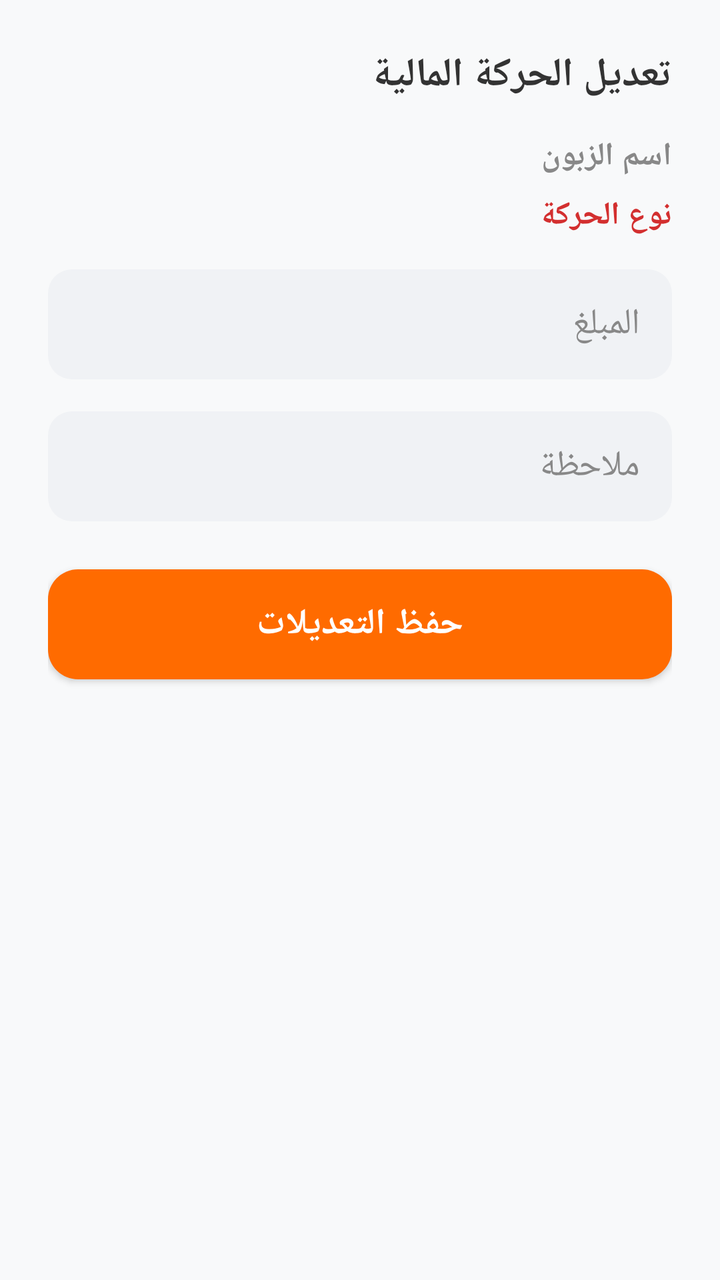
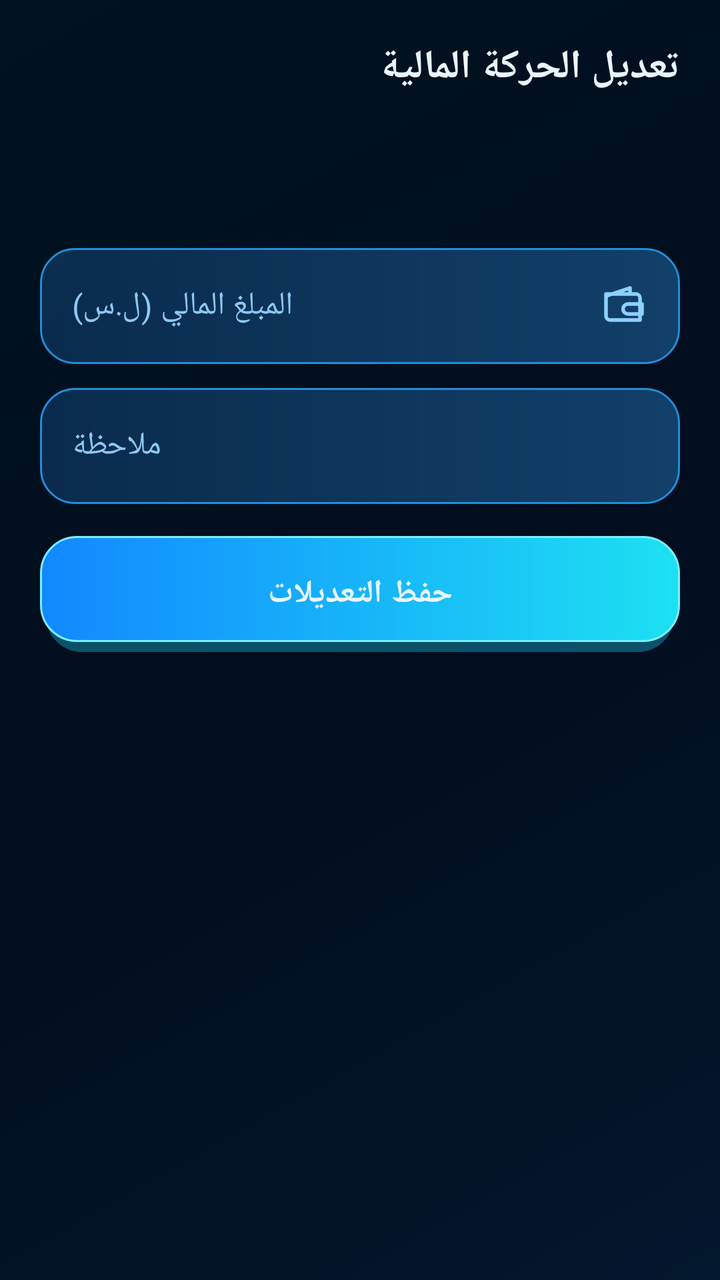

The first picture is an Android layout as it rendered before a commit; the second is the same layout after the commit. The layout source and the unified diff follow.
<!-- AndroidManifest.xml: application theme Theme.TransferApp -->
<!-- res/layout/dialog_edit_trans.xml -->
﻿<?xml version="1.0" encoding="utf-8"?><LinearLayout xmlns:android="http://schemas.android.com/apk/res/android" android:layout_width="match_parent" android:layout_height="wrap_content" android:orientation="vertical" android:layoutDirection="rtl" android:padding="24dp" android:background="@color/colorBackground"><TextView android:layout_width="wrap_content" android:layout_height="wrap_content" android:text="تعديل الحركة المالية" android:textSize="20sp" android:textStyle="bold" android:textColor="@color/colorTextPrimary" android:layout_marginBottom="16dp"/><TextView android:id="@+id/tv_edit_trans_name" android:layout_width="match_parent" android:layout_height="wrap_content" android:text="اسم الزبون" android:textSize="16sp" android:textStyle="bold" android:textColor="@color/colorTextSecondary" android:layout_marginBottom="8dp"/><TextView android:id="@+id/tv_edit_trans_type_label" android:layout_width="match_parent" android:layout_height="wrap_content" android:text="نوع الحركة" android:textSize="16sp" android:textStyle="bold" android:textColor="#D32F2F" android:layout_marginBottom="16dp"/><EditText android:id="@+id/edit_trans_amount" android:layout_width="match_parent" android:layout_height="55dp" android:background="@drawable/bg_input_gray" android:inputType="number" android:hint="المبلغ" android:paddingStart="16dp" android:paddingEnd="16dp" android:textColor="@color/colorTextPrimary" android:textColorHint="@color/colorHint" android:layout_marginBottom="16dp"/><EditText android:id="@+id/edit_trans_note" android:layout_width="match_parent" android:layout_height="55dp" android:background="@drawable/bg_input_gray" android:hint="ملاحظة" android:paddingStart="16dp" android:paddingEnd="16dp" android:textColor="@color/colorTextPrimary" android:textColorHint="@color/colorHint" android:layout_marginBottom="24dp"/><androidx.appcompat.widget.AppCompatButton android:id="@+id/btn_update_trans" android:layout_width="match_parent" android:layout_height="55dp" android:text="حفظ التعديلات" android:textSize="18sp" android:textStyle="bold" android:background="@drawable/bg_rounded_orange" android:textColor="@color/colorTextOnPrimary" /></LinearLayout>
<!-- resources referenced by this layout -->
<resources>
  <color name="colorBackground">#F8F9FA</color>
  <color name="colorHint">#888888</color>
  <color name="colorTextOnPrimary">#FFFFFF</color>
  <color name="colorTextPrimary">#333333</color>
  <color name="colorTextSecondary">#888888</color>
  <!-- drawable bg_input_gray (drawable) -->
  ﻿<?xml version="1.0" encoding="utf-8"?><shape xmlns:android="http://schemas.android.com/apk/res/android" android:shape="rectangle"><solid android:color="@color/colorInput" /><corners android:radius="12dp" /></shape>
  <!-- drawable bg_rounded_orange (drawable) -->
  ﻿<?xml version="1.0" encoding="utf-8"?><shape xmlns:android="http://schemas.android.com/apk/res/android" android:shape="rectangle"><solid android:color="@color/colorPrimary" /><corners android:radius="15dp" /></shape>
  <style name="Theme.TransferApp" parent="Theme.AppCompat.DayNight.NoActionBar">
          <item name="colorPrimary">@color/colorPrimary</item>
          <item name="colorPrimaryDark">@color/colorPrimaryDark</item>
          <item name="colorAccent">@color/cyan</item>
          <item name="colorControlActivated">@color/cyan</item>
          <item name="android:statusBarColor">@color/background</item>
          <item name="android:navigationBarColor">@color/background</item>
          <item name="android:windowLightStatusBar">false</item>
          <item name="android:windowLightNavigationBar">false</item>
      </style>
  <color name="colorInput">#F0F2F5</color>
  <color name="colorPrimary">#FF6B00</color>
  <color name="colorPrimaryDark">#E65100</color>
  <!-- unchanged entries left out for length: 2 -->
</resources>

<!-- the commit's change to res/layout/dialog_edit_trans.xml (unified diff, before → after) -->
@@ -1 +1,65 @@
-﻿<?xml version="1.0" encoding="utf-8"?><LinearLayout xmlns:android="http://schemas.android.com/apk/res/android" android:layout_width="match_parent" android:layout_height="wrap_content" android:orientation="vertical" android:layoutDirection="rtl" android:padding="24dp" android:background="@color/colorBackground"><TextView android:layout_width="wrap_content" android:layout_height="wrap_content" android:text="تعديل الحركة المالية" android:textSize="20sp" android:textStyle="bold" android:textColor="@color/colorTextPrimary" android:layout_marginBottom="16dp"/><TextView android:id="@+id/tv_edit_trans_name" android:layout_width="match_parent" android:layout_height="wrap_content" android:text="اسم الزبون" android:textSize="16sp" android:textStyle="bold" android:textColor="@color/colorTextSecondary" android:layout_marginBottom="8dp"/><TextView android:id="@+id/tv_edit_trans_type_label" android:layout_width="match_parent" android:layout_height="wrap_content" android:text="نوع الحركة" android:textSize="16sp" android:textStyle="bold" android:textColor="#D32F2F" android:layout_marginBottom="16dp"/><EditText android:id="@+id/edit_trans_amount" android:layout_width="match_parent" android:layout_height="55dp" android:background="@drawable/bg_input_gray" android:inputType="number" android:hint="المبلغ" android:paddingStart="16dp" android:paddingEnd="16dp" android:textColor="@color/colorTextPrimary" android:textColorHint="@color/colorHint" android:layout_marginBottom="16dp"/><EditText android:id="@+id/edit_trans_note" android:layout_width="match_parent" android:layout_height="55dp" android:background="@drawable/bg_input_gray" android:hint="ملاحظة" android:paddingStart="16dp" android:paddingEnd="16dp" android:textColor="@color/colorTextPrimary" android:textColorHint="@color/colorHint" android:layout_marginBottom="24dp"/><androidx.appcompat.widget.AppCompatButton android:id="@+id/btn_update_trans" android:layout_width="match_parent" android:layout_height="55dp" android:text="حفظ التعديلات" android:textSize="18sp" android:textStyle="bold" android:background="@drawable/bg_rounded_orange" android:textColor="@color/colorTextOnPrimary" /></LinearLayout>
+﻿<?xml version="1.0" encoding="utf-8"?>
+<LinearLayout xmlns:android="http://schemas.android.com/apk/res/android"
+    android:layout_width="match_parent"
+    android:layout_height="wrap_content"
+    android:background="@android:color/transparent"
+    android:layoutDirection="rtl"
+    android:orientation="vertical"
+    android:padding="20dp">
+
+    <TextView
+        style="@style/DialogTitle"
+        android:layout_width="match_parent"
+        android:layout_height="wrap_content"
+        android:text="تعديل الحركة المالية" />
+
+    <TextView
+        android:id="@+id/tv_edit_trans_name"
+        android:layout_width="match_parent"
+        android:layout_height="wrap_content"
+        android:layout_marginBottom="6dp"
+        android:textColor="@color/text_primary"
+        android:textSize="16sp"
+        android:textStyle="bold" />
+
+    <TextView
+        android:id="@+id/tv_edit_trans_type_label"
+        android:layout_width="match_parent"
+        android:layout_height="wrap_content"
+        android:layout_marginBottom="14dp"
+        android:textColor="@color/text_secondary"
+        android:textSize="14sp"
+        android:textStyle="bold" />
+
+    <EditText
+        android:id="@+id/edit_trans_amount"
+        style="@style/AppField"
+        android:layout_width="match_parent"
+        android:layout_marginBottom="12dp"
+        android:drawableStart="@drawable/ic_wallet"
+        android:hint="المبلغ المالي (ل.س)"
+        android:inputType="number" />
+
+    <EditText
+        android:id="@+id/edit_trans_service_amount"
+        style="@style/AppField"
+        android:layout_width="match_parent"
+        android:layout_marginBottom="12dp"
+        android:drawableStart="@drawable/ic_tag"
+        android:hint="كمية الرصيد / الخدمة"
+        android:inputType="number"
+        android:visibility="gone" />
+
+    <EditText
+        android:id="@+id/edit_trans_note"
+        style="@style/AppField"
+        android:layout_width="match_parent"
+        android:layout_marginBottom="16dp"
+        android:hint="ملاحظة" />
+
+    <androidx.appcompat.widget.AppCompatButton
+        android:id="@+id/btn_update_trans"
+        style="@style/AppButton.Primary"
+        android:layout_width="match_parent"
+        android:text="حفظ التعديلات" />
+</LinearLayout>
<!-- resource entries referenced after the edit -->
@@ -1,14 +1,56 @@
 <!-- resources referenced by this layout -->
 <resources>
-  <color name="colorBackground">#F8F9FA</color>
-  <color name="colorHint">#888888</color>
-  <color name="colorTextOnPrimary">#FFFFFF</color>
-  <color name="colorTextPrimary">#333333</color>
-  <color name="colorTextSecondary">#888888</color>
-  <!-- drawable bg_input_gray (drawable) -->
-  ﻿<?xml version="1.0" encoding="utf-8"?><shape xmlns:android="http://schemas.android.com/apk/res/android" android:shape="rectangle"><solid android:color="@color/colorInput" /><corners android:radius="12dp" /></shape>
-  <!-- drawable bg_rounded_orange (drawable) -->
-  ﻿<?xml version="1.0" encoding="utf-8"?><shape xmlns:android="http://schemas.android.com/apk/res/android" android:shape="rectangle"><solid android:color="@color/colorPrimary" /><corners android:radius="15dp" /></shape>
+  <color name="text_primary">#E8F6FF</color>
+  <color name="text_secondary">#8EC8F4</color>
+  <!-- drawable ic_tag (drawable) -->
+  <?xml version="1.0" encoding="utf-8"?>
+  <vector xmlns:android="http://schemas.android.com/apk/res/android"
+      android:width="24dp"
+      android:height="24dp"
+      android:viewportWidth="24"
+      android:viewportHeight="24">
+      <path
+          android:fillColor="@android:color/transparent"
+          android:strokeColor="#8ED1FF"
+          android:strokeWidth="1.8"
+          android:strokeLineJoin="round"
+          android:pathData="M3,12l9,-9h8v8l-9,9zM16,7.5a1.5,1.5 0,1 0,0.1 0" />
+  </vector>
+  <!-- drawable ic_wallet (drawable) -->
+  <?xml version="1.0" encoding="utf-8"?>
+  <vector xmlns:android="http://schemas.android.com/apk/res/android"
+      android:width="24dp"
+      android:height="24dp"
+      android:viewportWidth="24"
+      android:viewportHeight="24">
+      <path
+          android:fillColor="@android:color/transparent"
+          android:strokeColor="#8ED1FF"
+          android:strokeWidth="1.8"
+          android:strokeLineJoin="round"
+          android:pathData="M3,6h15a2,2 0,0 1,2 2v11H5a2,2 0,0 1,-2 -2zM3,7l12,-4v3M14,11h7v5h-7a2.5,2.5 0,0 1,0 -5z" />
+  </vector>
+  <style name="AppButton.Primary">
+          <item name="android:background">@drawable/bg_button_primary</item>
+      </style>
+  <style name="AppField">
+          <item name="android:layout_height">58dp</item>
+          <item name="android:background">@drawable/bg_field</item>
+          <item name="android:textColor">@color/text_primary</item>
+          <item name="android:textColorHint">@color/text_secondary</item>
+          <item name="android:textSize">16sp</item>
+          <item name="android:paddingStart">16dp</item>
+          <item name="android:paddingEnd">16dp</item>
+          <item name="android:drawablePadding">12dp</item>
+          <item name="android:gravity">center_vertical|end</item>
+          <item name="android:textDirection">rtl</item>
+      </style>
+  <style name="DialogTitle">
+          <item name="android:textColor">@color/text_primary</item>
+          <item name="android:textSize">20sp</item>
+          <item name="android:textStyle">bold</item>
+          <item name="android:layout_marginBottom">16dp</item>
+      </style>
   <style name="Theme.TransferApp" parent="Theme.AppCompat.DayNight.NoActionBar">
           <item name="colorPrimary">@color/colorPrimary</item>
           <item name="colorPrimaryDark">@color/colorPrimaryDark</item>
@@ -18,10 +60,89 @@
           <item name="android:navigationBarColor">@color/background</item>
           <item name="android:windowLightStatusBar">false</item>
           <item name="android:windowLightNavigationBar">false</item>
+          <item name="android:windowBackground">@drawable/bg_screen</item>
+          <item name="alertDialogTheme">@style/Theme.TransferApp.Dialog</item>
+          <item name="android:alertDialogTheme">@style/Theme.TransferApp.Dialog</item>
       </style>
-  <color name="colorInput">#F0F2F5</color>
-  <color name="colorPrimary">#FF6B00</color>
-  <color name="colorPrimaryDark">#E65100</color>
+  <!-- drawable bg_button_primary (drawable) -->
+  <?xml version="1.0" encoding="utf-8"?>
+  <layer-list xmlns:android="http://schemas.android.com/apk/res/android">
+      <item
+          android:left="3dp"
+          android:top="5dp"
+          android:right="3dp">
+          <shape android:shape="rectangle">
+              <corners android:radius="18dp" />
+              <solid android:color="#5520D8FF" />
+          </shape>
+      </item>
+      <item android:bottom="5dp">
+          <shape android:shape="rectangle">
+              <corners android:radius="18dp" />
+              <gradient
+                  android:angle="0"
+                  android:startColor="#1288FF"
+                  android:endColor="#1DE1F2" />
+              <stroke
+                  android:width="1dp"
+                  android:color="#7AEEFF" />
+          </shape>
+      </item>
+  </layer-list>
+  <!-- drawable bg_field (drawable) -->
+  <?xml version="1.0" encoding="utf-8"?>
+  <shape xmlns:android="http://schemas.android.com/apk/res/android"
+      android:shape="rectangle">
+      <corners android:radius="17dp" />
+      <gradient
+          android:angle="0"
+          android:startColor="#CF0B3157"
+          android:endColor="#D0144B79" />
+      <stroke
+          android:width="1dp"
+          android:color="#238CDA" />
+  </shape>
+  <color name="colorPrimary">#20D8FF</color>
+  <color name="colorPrimaryDark">#128BFF</color>
+  <!-- drawable bg_screen (drawable) -->
+  <?xml version="1.0" encoding="utf-8"?>
+  <shape xmlns:android="http://schemas.android.com/apk/res/android"
+      android:shape="rectangle">
+      <gradient
+          android:angle="135"
+          android:startColor="#03172E"
+          android:centerColor="#020D1D"
+          android:endColor="#001322" />
+  </shape>
+  <style name="Theme.TransferApp.Dialog" parent="Theme.AppCompat.Dialog.Alert">
+          <item name="android:windowBackground">@drawable/bg_panel</item>
+          <item name="colorAccent">@color/cyan</item>
+          <item name="android:textColorPrimary">@color/text_primary</item>
+          <item name="android:textColorSecondary">@color/text_secondary</item>
+          <item name="android:textColor">@color/text_primary</item>
+          <item name="buttonBarPositiveButtonStyle">@style/DialogBarButton</item>
+          <item name="buttonBarNegativeButtonStyle">@style/DialogBarButton</item>
+          <item name="buttonBarNeutralButtonStyle">@style/DialogBarButton</item>
+      </style>
+  <!-- drawable bg_panel (drawable) -->
+  <?xml version="1.0" encoding="utf-8"?>
+  <shape xmlns:android="http://schemas.android.com/apk/res/android"
+      android:shape="rectangle">
+      <corners android:radius="20dp" />
+      <gradient
+          android:angle="135"
+          android:startColor="#B20A2948"
+          android:endColor="#A2041930" />
+      <stroke
+          android:width="1dp"
+          android:color="#3E91D8" />
+  </shape>
+  <style name="DialogBarButton" parent="Widget.AppCompat.Button.Borderless">
+          <item name="android:textColor">@color/cyan</item>
+          <item name="android:textAllCaps">false</item>
+          <item name="android:textSize">16sp</item>
+          <item name="android:textStyle">bold</item>
+      </style>
   <!-- unchanged entries left out for length: 2 -->
 </resources>
 
